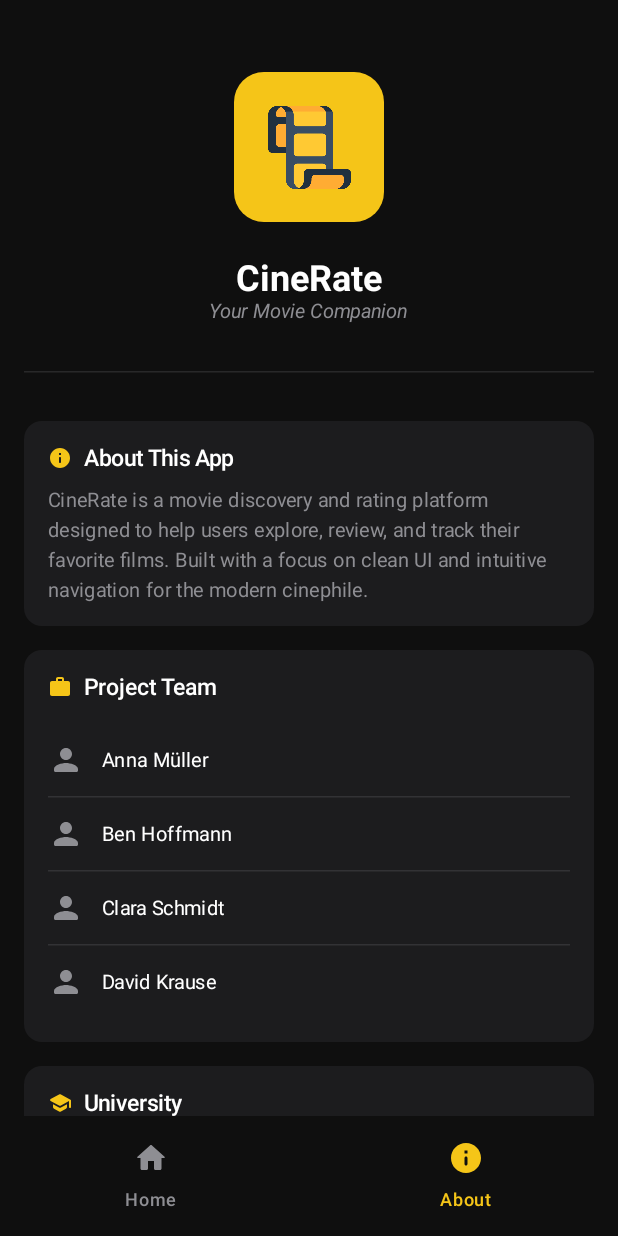
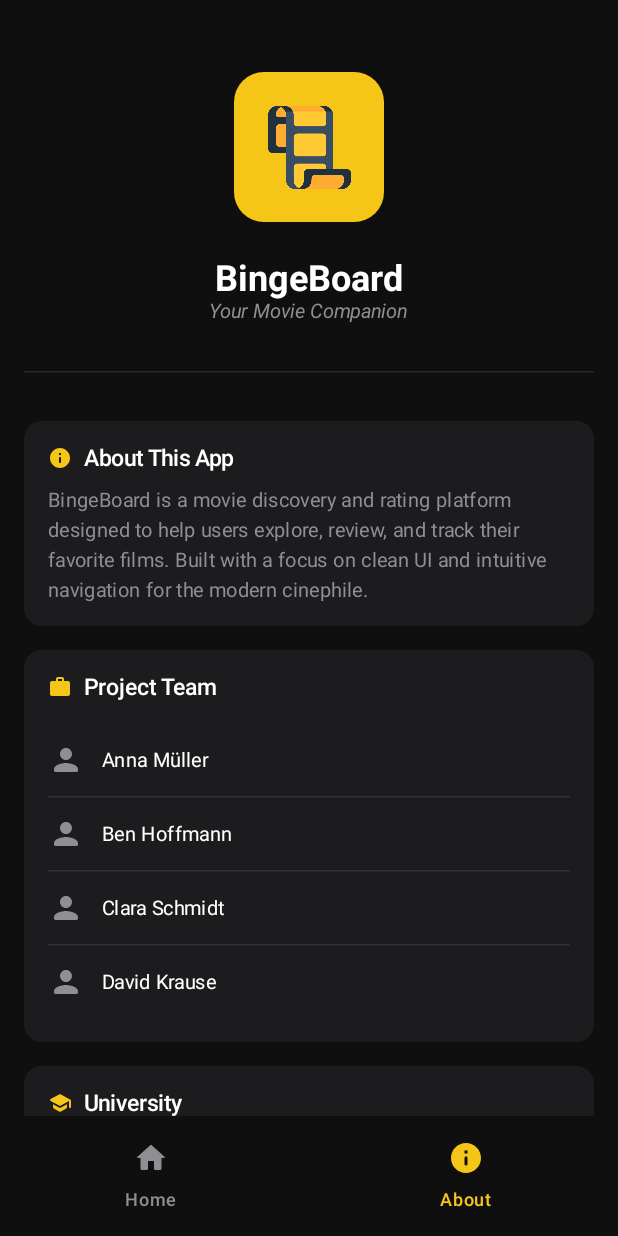
Before and after one commit to ChFardeelAzhar/CineRate, an Android app built with Jetpack Compose: the HomeScreen screen opened through its navigation route, item 2 of the bottom bar chosen, on a phone screen of 412 x 824 dp. Run offline under Robolectric (Android 15) with nearby library versions, the phone set to English and light mode, and no system bars; our stand-ins replace Dagger/Hilt's generated code.

Commit message:
app name changed to BingeBoard

```diff
--- a/app/src/main/AndroidManifest.xml
+++ b/app/src/main/AndroidManifest.xml
@@ -3,7 +3,7 @@
     xmlns:tools="http://schemas.android.com/tools">
 
     <application
-        android:name=".CineRateApp"
+        android:name=".BingeBoardApp"
         android:allowBackup="true"
         android:dataExtractionRules="@xml/data_extraction_rules"
         android:fullBackupContent="@xml/backup_rules"
@@ -11,12 +11,12 @@
         android:label="@string/app_name"
         android:roundIcon="@mipmap/ic_launcher_round"
         android:supportsRtl="true"
-        android:theme="@style/Theme.CineRate">
+        android:theme="@style/Theme.BingeBoard">
         <activity
             android:name=".MainActivity"
             android:exported="true"
             android:label="@string/app_name"
-            android:theme="@style/Theme.CineRate">
+            android:theme="@style/Theme.BingeBoard">
             <intent-filter>
                 <action android:name="android.intent.action.MAIN" />
 
--- a/app/src/main/java/com/example/cinerate/CineRateApp.kt
+++ b/app/src/main/java/com/example/cinerate/BingeBoardApp.kt
@@ -4,4 +4,4 @@ import android.app.Application
 import dagger.hilt.android.HiltAndroidApp
 
 @HiltAndroidApp
-class CineRateApp : Application()
+class BingeBoardApp : Application()
--- a/app/src/main/java/com/example/cinerate/MainActivity.kt
+++ b/app/src/main/java/com/example/cinerate/MainActivity.kt
@@ -5,8 +5,8 @@ import androidx.activity.ComponentActivity
 import androidx.activity.compose.setContent
 import androidx.activity.enableEdgeToEdge
 import com.example.cinerate.data.repository.AuthRepository
-import com.example.cinerate.ui.navigation.CineRateNavGraph
-import com.example.cinerate.ui.theme.CineRateTheme
+import com.example.cinerate.ui.navigation.BingeBoardNavGraph
+import com.example.cinerate.ui.theme.BingeBoardTheme
 import dagger.hilt.android.AndroidEntryPoint
 import javax.inject.Inject
 
@@ -22,8 +22,8 @@ class MainActivity : ComponentActivity() {
         enableEdgeToEdge()
 
         setContent {
-            CineRateTheme {
-                CineRateNavGraph(authRepository = authRepository)
+            BingeBoardTheme {
+                BingeBoardNavGraph(authRepository = authRepository)
             }
         }
     }
--- a/app/src/main/java/com/example/cinerate/data/repository/MockAuthRepository.kt
+++ b/app/src/main/java/com/example/cinerate/data/repository/MockAuthRepository.kt
@@ -8,7 +8,7 @@ import javax.inject.Singleton
 class MockAuthRepository @Inject constructor() : AuthRepository {
 
     private val users = mutableListOf(
-        User(1, "Test User", "test@cinerate.com", "test123")
+        User(1, "Test User", "test@bingeboard.com", "test123")
     )
 
     private var currentUser: User? = null
--- a/app/src/main/java/com/example/cinerate/ui/navigation/NavGraph.kt
+++ b/app/src/main/java/com/example/cinerate/ui/navigation/NavGraph.kt
@@ -30,7 +30,7 @@ import com.example.cinerate.ui.theme.GoldAccent
 import com.example.cinerate.ui.theme.SecondaryText
 
 @Composable
-fun CineRateNavGraph(
+fun BingeBoardNavGraph(
     authRepository: AuthRepository
 ) {
     val navController = rememberNavController()
--- a/app/src/main/java/com/example/cinerate/ui/screens/about/AboutScreen.kt
+++ b/app/src/main/java/com/example/cinerate/ui/screens/about/AboutScreen.kt
@@ -72,7 +72,7 @@ fun AboutScreen(
                 Spacer(modifier = Modifier.height(24.dp))
 
                 Text(
-                    text = "CineRate",
+                    text = "BingeBoard",
                     style = MaterialTheme.typography.titleLarge.copy(fontSize = 24.sp),
                     color = Color.White
                 )
@@ -95,7 +95,7 @@ fun AboutScreen(
                 AboutInfoCard(
                     icon = Icons.Rounded.Info,
                     title = "About This App",
-                    description = "CineRate is a movie discovery and rating platform designed to help users explore, review, and track their favorite films. Built with a focus on clean UI and intuitive navigation for the modern cinephile."
+                    description = "BingeBoard is a movie discovery and rating platform designed to help users explore, review, and track their favorite films. Built with a focus on clean UI and intuitive navigation for the modern cinephile."
                 )
 
                 Spacer(modifier = Modifier.height(16.dp))
--- a/app/src/main/java/com/example/cinerate/ui/screens/home/HomeScreen.kt
+++ b/app/src/main/java/com/example/cinerate/ui/screens/home/HomeScreen.kt
@@ -61,7 +61,7 @@ fun HomeScreen(
                         }
                         Spacer(modifier = Modifier.width(12.dp))
                         Text(
-                            "CineRate",
+                            "BingeBoard",
                             style = MaterialTheme.typography.titleLarge,
                             color = Color.White
                         )
--- a/app/src/main/java/com/example/cinerate/ui/screens/login/LoginScreen.kt
+++ b/app/src/main/java/com/example/cinerate/ui/screens/login/LoginScreen.kt
@@ -81,7 +81,7 @@ fun LoginScreen(
         Spacer(modifier = Modifier.height(16.dp))
 
         Text(
-            text = "CineRate",
+            text = "BingeBoard",
             style = MaterialTheme.typography.titleLarge.copy(fontSize = 24.sp),
             color = PrimaryText
         )
--- a/app/src/main/java/com/example/cinerate/ui/screens/signup/SignupScreen.kt
+++ b/app/src/main/java/com/example/cinerate/ui/screens/signup/SignupScreen.kt
@@ -51,7 +51,7 @@ fun SignupScreen(
 
     LaunchedEffect(uiState.isSuccess) {
         if (uiState.isSuccess) {
-            onNavigateToHome()
+            onNavigateToLogin()
         }
     }
 
@@ -85,7 +85,7 @@ fun SignupScreen(
         Spacer(modifier = Modifier.height(16.dp))
 
         Text(
-            text = "CineRate",
+            text = "BingeBoard",
             style = MaterialTheme.typography.titleLarge.copy(fontSize = 24.sp),
             color = PrimaryText
         )
--- a/app/src/main/java/com/example/cinerate/ui/theme/Theme.kt
+++ b/app/src/main/java/com/example/cinerate/ui/theme/Theme.kt
@@ -24,7 +24,7 @@ private val DarkColorScheme = darkColorScheme(
 )
 
 @Composable
-fun CineRateTheme(
+fun BingeBoardTheme(
     darkTheme: Boolean = true, // Force dark theme as per design
     content: @Composable () -> Unit
 ) {
--- a/app/src/main/res/values/strings.xml
+++ b/app/src/main/res/values/strings.xml
@@ -1,3 +1,3 @@
 <resources>
-    <string name="app_name">CineRate</string>
+    <string name="app_name">BingeBoard</string>
 </resources>
--- a/app/src/main/res/values/themes.xml
+++ b/app/src/main/res/values/themes.xml
@@ -1,5 +1,5 @@
 <?xml version="1.0" encoding="utf-8"?>
 <resources>
 
-    <style name="Theme.CineRate" parent="android:Theme.Material.Light.NoActionBar" />
+    <style name="Theme.BingeBoard" parent="android:Theme.Material.Light.NoActionBar" />
 </resources>
--- a/settings.gradle.kts
+++ b/settings.gradle.kts
@@ -22,5 +22,5 @@ dependencyResolutionManagement {
     }
 }
 
-rootProject.name = "CineRate"
+rootProject.name = "BingeBoard"
 include(":app")
```
Also changed, not shown: 1 other file.
